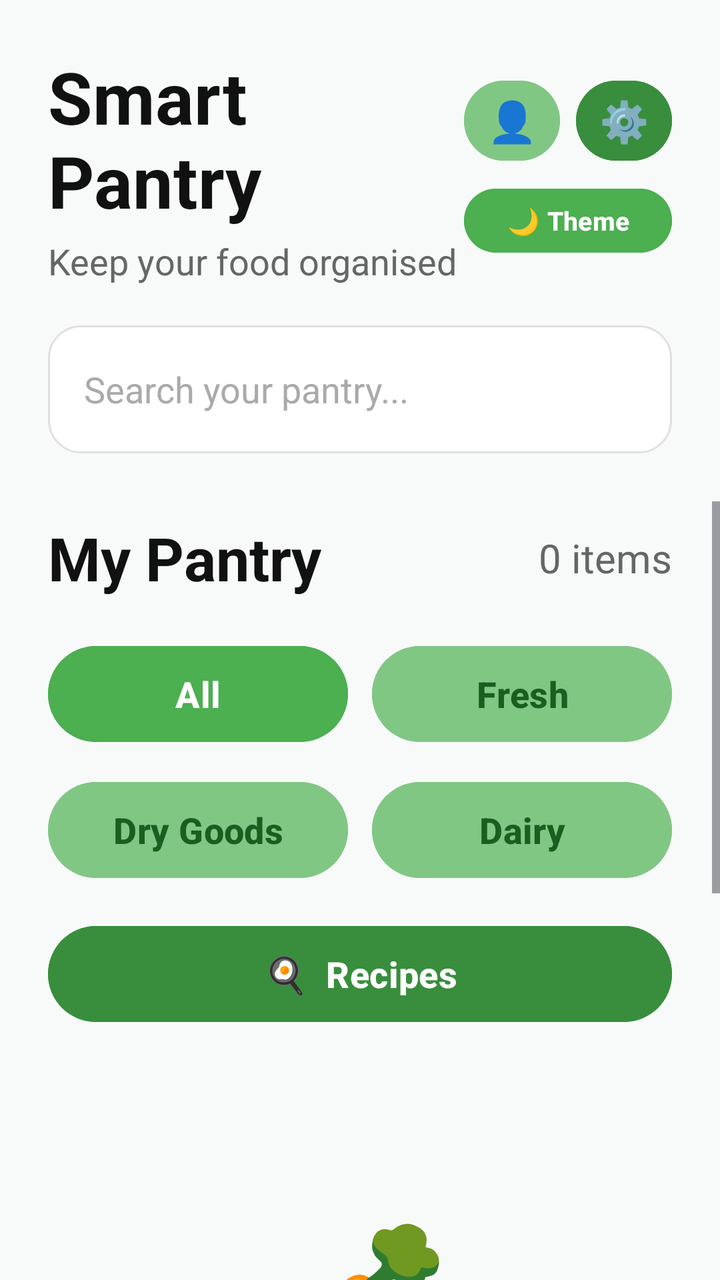
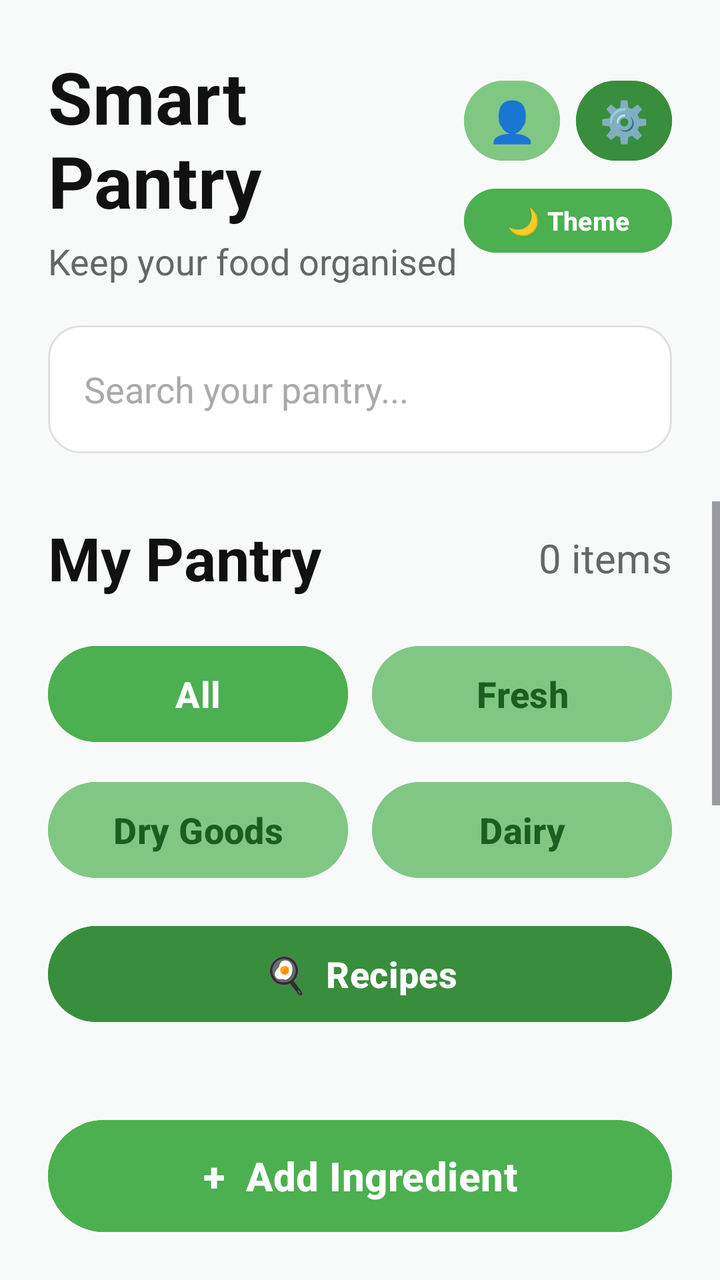

Compare the two renders of this Android layout. The source of the first and the diff that turns it into the second are given below.
<!-- AndroidManifest.xml: application theme Theme.SmartPantryManager -->
<!-- res/layout/activity_main.xml -->
<?xml version="1.0" encoding="utf-8"?>
<LinearLayout
    xmlns:android="http://schemas.android.com/apk/res/android"
    android:layout_width="match_parent"
    android:layout_height="match_parent"
    android:orientation="vertical"
    android:background="@color/bg_color">

    
    <LinearLayout
        android:layout_width="match_parent"
        android:layout_height="wrap_content"
        android:orientation="vertical"
        android:padding="24dp"
        android:paddingBottom="12dp">

        
        <LinearLayout
            android:layout_width="match_parent"
            android:layout_height="wrap_content"
            android:orientation="horizontal"
            android:gravity="center_vertical">

            <LinearLayout
                android:layout_width="0dp"
                android:layout_height="wrap_content"
                android:layout_weight="1"
                android:orientation="vertical">

                <TextView
                    android:layout_width="wrap_content"
                    android:layout_height="wrap_content"
                    android:text="Smart Pantry"
                    android:textColor="@color/text_primary"
                    android:textSize="36sp"
                    android:textStyle="bold" />

                <TextView
                    android:layout_width="wrap_content"
                    android:layout_height="wrap_content"
                    android:layout_marginTop="4dp"
                    android:text="Keep your food organised"
                    android:textColor="@color/text_secondary"
                    android:textSize="18sp" />

            </LinearLayout>

            <LinearLayout
                android:layout_width="wrap_content"
                android:layout_height="wrap_content"
                android:orientation="vertical"
                android:gravity="end">

                
                <LinearLayout
                    android:layout_width="wrap_content"
                    android:layout_height="wrap_content"
                    android:orientation="horizontal">

                    
                    <Button
                        android:id="@+id/btnProfileMain"
                        android:layout_width="48dp"
                        android:layout_height="48dp"
                        android:backgroundTint="@color/accent_green_light"
                        android:text="👤"
                        android:textSize="20sp"
                        android:padding="0dp" />

                    <Space
                        android:layout_width="8dp"
                        android:layout_height="1dp" />

                    
                    <Button
                        android:id="@+id/btnSettingsMain"
                        android:layout_width="48dp"
                        android:layout_height="48dp"
                        android:backgroundTint="@color/primary_green_dark"
                        android:text="⚙️"
                        android:textSize="20sp"
                        android:padding="0dp" />

                </LinearLayout>

                
                <Button
                    android:id="@+id/btnThemeMain"
                    android:layout_width="104dp"
                    android:layout_height="40dp"
                    android:layout_marginTop="6dp"
                    android:backgroundTint="@color/primary_green"
                    android:text="🌙 Theme"
                    android:textColor="#FFFFFF"
                    android:textSize="13sp"
                    android:textStyle="bold"
                    android:padding="0dp" />

            </LinearLayout>

        </LinearLayout>

        
        <EditText
            android:id="@+id/searchPantry"
            android:layout_width="match_parent"
            android:layout_height="64dp"
            android:layout_marginTop="20dp"
            android:background="@drawable/card_background"
            android:hint="Search your pantry..."
            android:padding="18dp"
            android:textColor="@color/text_primary"
            android:textColorHint="@color/text_hint"
            android:textSize="18sp"
            android:singleLine="true" />

    </LinearLayout>

    
    <ScrollView
        android:layout_width="match_parent"
        android:layout_height="0dp"
        android:layout_weight="1"
        android:fillViewport="true"
        android:isScrollContainer="true"
        android:clipToPadding="false">

        <LinearLayout
            android:layout_width="match_parent"
            android:layout_height="wrap_content"
            android:orientation="vertical"
            android:paddingStart="24dp"
            android:paddingEnd="24dp"
            android:paddingTop="8dp"
            android:paddingBottom="100dp">

            
            <LinearLayout
                android:layout_width="match_parent"
                android:layout_height="wrap_content"
                android:gravity="center_vertical"
                android:orientation="horizontal">

                <TextView
                    android:layout_width="0dp"
                    android:layout_height="wrap_content"
                    android:layout_weight="1"
                    android:text="My Pantry"
                    android:textColor="@color/text_primary"
                    android:textSize="30sp"
                    android:textStyle="bold" />

                <TextView
                    android:id="@+id/txtItemCount"
                    android:layout_width="wrap_content"
                    android:layout_height="wrap_content"
                    android:text="0 items"
                    android:textColor="@color/text_secondary"
                    android:textSize="20sp" />

            </LinearLayout>

            
            <LinearLayout
                android:layout_width="match_parent"
                android:layout_height="wrap_content"
                android:layout_marginTop="20dp"
                android:orientation="horizontal">

                
                <Button
                    android:id="@+id/btnAll"
                    android:layout_width="0dp"
                    android:layout_height="56dp"
                    android:layout_weight="1"
                    android:backgroundTint="@color/primary_green"
                    android:text="All"
                    android:textColor="#FFFFFF"
                    android:textSize="18sp"
                    android:textStyle="bold" />

                <Space
                    android:layout_width="12dp"
                    android:layout_height="1dp" />

                
                <Button
                    android:id="@+id/btnFresh"
                    android:layout_width="0dp"
                    android:layout_height="56dp"
                    android:layout_weight="1"
                    android:backgroundTint="@color/accent_green_light"
                    android:text="Fresh"
                    android:textColor="@color/text_green_dark"
                    android:textSize="18sp"
                    android:textStyle="bold" />

            </LinearLayout>

            
            <LinearLayout
                android:layout_width="match_parent"
                android:layout_height="wrap_content"
                android:layout_marginTop="12dp"
                android:orientation="horizontal">

                
                <Button
                    android:id="@+id/btnDryGoods"
                    android:layout_width="0dp"
                    android:layout_height="56dp"
                    android:layout_weight="1"
                    android:backgroundTint="@color/accent_green_light"
                    android:text="Dry Goods"
                    android:textColor="@color/text_green_dark"
                    android:textSize="18sp"
                    android:textStyle="bold" />

                <Space
                    android:layout_width="12dp"
                    android:layout_height="1dp" />

                
                <Button
                    android:id="@+id/btnDairy"
                    android:layout_width="0dp"
                    android:layout_height="56dp"
                    android:layout_weight="1"
                    android:backgroundTint="@color/accent_green_light"
                    android:text="Dairy"
                    android:textColor="@color/text_green_dark"
                    android:textSize="18sp"
                    android:textStyle="bold" />

            </LinearLayout>

            
            <Button
                android:id="@+id/btnRecipes"
                android:layout_width="match_parent"
                android:layout_height="56dp"
                android:layout_marginTop="16dp"
                android:backgroundTint="@color/primary_green_dark"
                android:text="🍳  Recipes"
                android:textColor="#FFFFFF"
                android:textSize="18sp"
                android:textStyle="bold" />

            
            <FrameLayout
                android:id="@+id/ingredientContainer"
                android:layout_width="match_parent"
                android:layout_height="wrap_content"
                android:layout_marginTop="20dp">

                <androidx.recyclerview.widget.RecyclerView
                    android:id="@+id/recyclerViewIngredients"
                    android:layout_width="match_parent"
                    android:layout_height="wrap_content"
                    android:nestedScrollingEnabled="false" />

            </FrameLayout>

            
            <LinearLayout
                android:id="@+id/emptyState"
                android:layout_width="match_parent"
                android:layout_height="wrap_content"
                android:layout_marginTop="60dp"
                android:gravity="center"
                android:orientation="vertical">

                <TextView
                    android:layout_width="wrap_content"
                    android:layout_height="wrap_content"
                    android:text="🥕"
                    android:textSize="72sp" />

                <TextView
                    android:id="@+id/txtEmptyTitle"
                    android:layout_width="wrap_content"
                    android:layout_height="wrap_content"
                    android:layout_marginTop="20dp"
                    android:text="Your pantry is empty"
                    android:textColor="@color/text_primary"
                    android:textSize="28sp"
                    android:textStyle="bold" />

                <TextView
                    android:id="@+id/txtEmptyMessage"
                    android:layout_width="match_parent"
                    android:layout_height="wrap_content"
                    android:layout_marginTop="12dp"
                    android:gravity="center"
                    android:text="Add your first ingredient to start managing your pantry."
                    android:textColor="@color/text_secondary"
                    android:textSize="19sp" />

            </LinearLayout>

            
            <Button
                android:id="@+id/btnAddIngredient"
                android:layout_width="match_parent"
                android:layout_height="64dp"
                android:layout_marginTop="32dp"
                android:layout_marginBottom="20dp"
                android:backgroundTint="@color/primary_green"
                android:text="+  Add Ingredient"
                android:textColor="#FFFFFF"
                android:textSize="20sp"
                android:textStyle="bold" />

        </LinearLayout>

    </ScrollView>

</LinearLayout>
<!-- resources referenced by this layout -->
<resources>
  <color name="accent_green_light">#81C784</color>
  <color name="bg_color">#F8FAFA</color>
  <color name="primary_green">#4CAF50</color>
  <color name="primary_green_dark">#388E3C</color>
  <color name="text_green_dark">#1B5E20</color>
  <color name="text_hint">#AAAAAA</color>
  <color name="text_primary">#111111</color>
  <color name="text_secondary">#666666</color>
  <!-- drawable card_background (drawable) -->
  <?xml version="1.0" encoding="utf-8"?>
  <shape xmlns:android="http://schemas.android.com/apk/res/android"
      android:shape="rectangle">
      <solid android:color="@color/card_bg" />
      <corners android:radius="16dp" />
      <stroke android:width="1dp" android:color="@color/card_stroke" />
  </shape>
  <style name="Theme.SmartPantryManager" parent="Base.Theme.SmartPantryManager" />
  <color name="card_bg">#FFFFFF</color>
  <color name="card_stroke">#E0E0E0</color>
  <style name="Base.Theme.SmartPantryManager" parent="Theme.Material3.DayNight.NoActionBar">
          <item name="colorPrimary">@color/primary_green</item>
          <item name="android:windowBackground">@color/bg_color</item>
          <item name="colorSurface">@color/card_bg</item>
      </style>
</resources>

<!-- the commit's change to res/layout/activity_main.xml (unified diff, before → after) -->
@@ -132,7 +132,7 @@
             android:paddingStart="24dp"
             android:paddingEnd="24dp"
             android:paddingTop="8dp"
-            android:paddingBottom="100dp">
+            android:paddingBottom="24dp">
 
             
             <LinearLayout
@@ -298,21 +298,30 @@
 
             </LinearLayout>
 
-            
-            <Button
-                android:id="@+id/btnAddIngredient"
-                android:layout_width="match_parent"
-                android:layout_height="64dp"
-                android:layout_marginTop="32dp"
-                android:layout_marginBottom="20dp"
-                android:backgroundTint="@color/primary_green"
-                android:text="+  Add Ingredient"
-                android:textColor="#FFFFFF"
-                android:textSize="20sp"
-                android:textStyle="bold" />
-
         </LinearLayout>
 
     </ScrollView>
 
+    
+    <LinearLayout
+        android:layout_width="match_parent"
+        android:layout_height="wrap_content"
+        android:paddingStart="24dp"
+        android:paddingEnd="24dp"
+        android:paddingTop="8dp"
+        android:paddingBottom="20dp"
+        android:background="@color/bg_color">
+
+        <Button
+            android:id="@+id/btnAddIngredient"
+            android:layout_width="match_parent"
+            android:layout_height="64dp"
+            android:backgroundTint="@color/primary_green"
+            android:text="+  Add Ingredient"
+            android:textColor="#FFFFFF"
+            android:textSize="20sp"
+            android:textStyle="bold" />
+
+    </LinearLayout>
+
 </LinearLayout>
